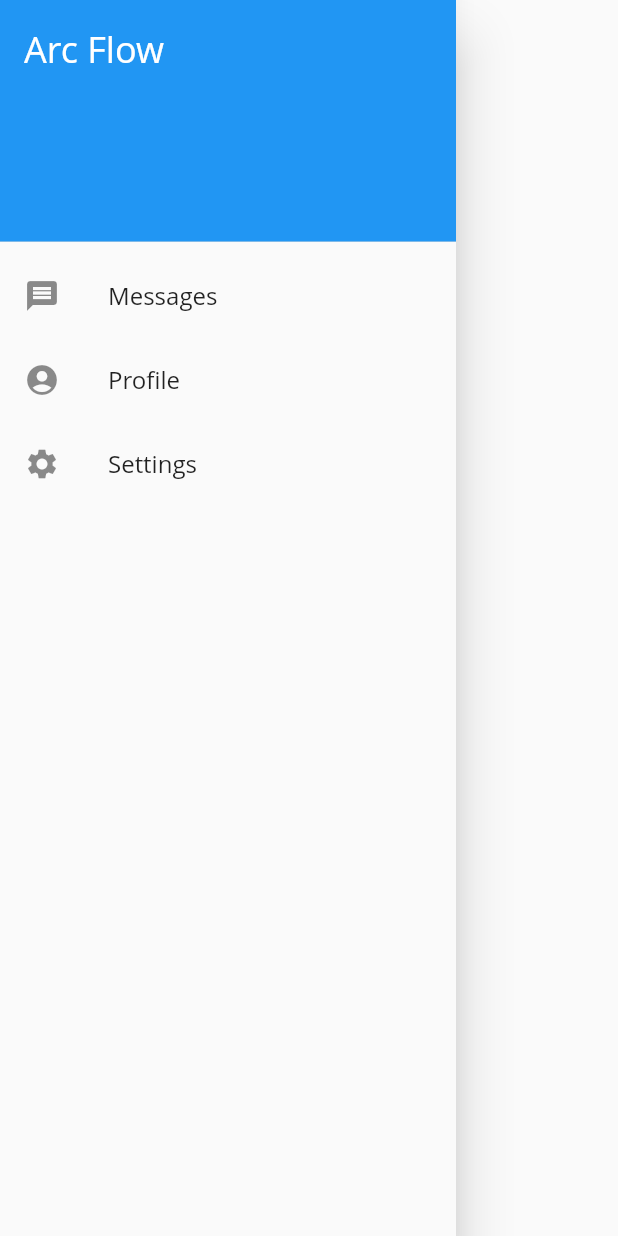
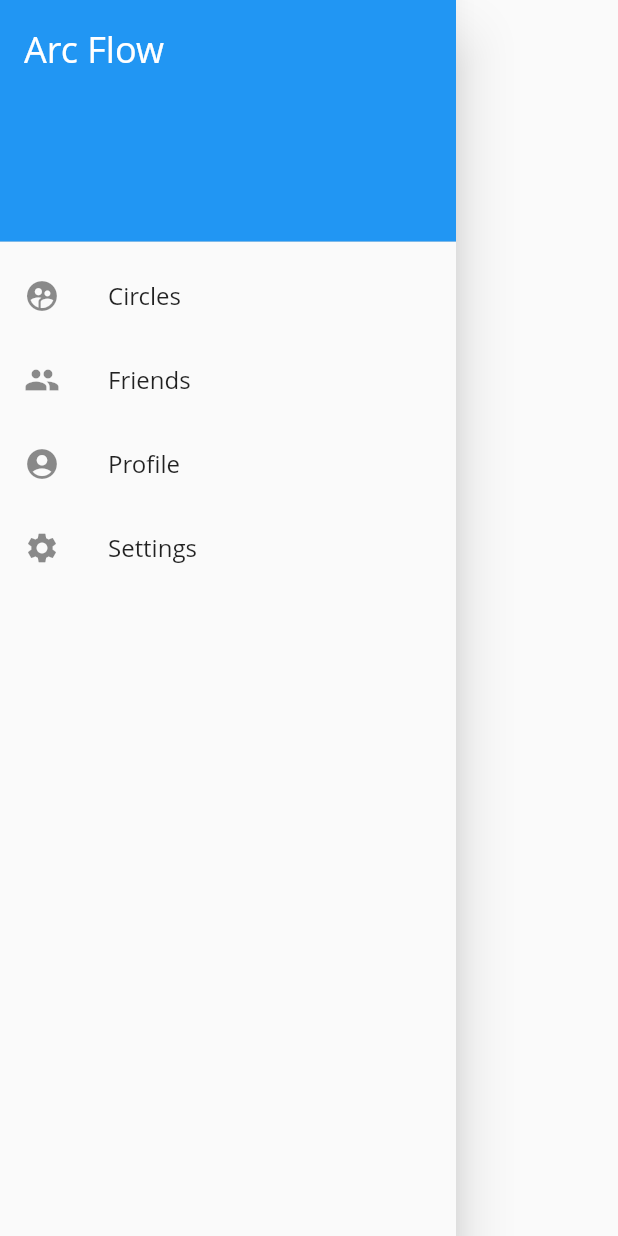
Before and after one commit to mclainv/circle, a Flutter app: the DrawerMenu widget shown alone on an empty page, opened directly, on a phone screen of 412 x 824 dp. Run offline on Flutter 3.47's test engine with Material 2 defaults, Android fonts, the light colour scheme and no system bars; our stand-ins replace cloud_firestore, firebase_auth, firebase_database, get_it, google_sign_in, stacked; accounts and stored records are empty; network calls fail; Roboto replaces fonts that are missing (Open Sans).

Commit message:
added view model routes into base model for each of the new pages
Friends, UserProfile, Profile, Circles, IndividualCircle, Settings

```diff
--- a/lib/UI/Views/home_view.dart
+++ b/lib/UI/Views/home_view.dart
@@ -18,7 +18,7 @@ class HomeView extends StatelessWidget {
           backgroundColor: Theme.of(context).primaryColor,
           child:
           !model.busy ? Icon(Icons.add) : CircularProgressIndicator(),
-          onPressed: model.navigateToCreateView,
+          onPressed: model.navigateToCreateCircleView,
         ),
         drawer: DrawerMenu(),
         appBar: AppBar(
--- a/lib/UI/Widgets/menu.dart
+++ b/lib/UI/Widgets/menu.dart
@@ -2,6 +2,8 @@ import 'package:flutter/material.dart';
 import 'package:circle_app_alpha/Models/user.dart';
 
 class DrawerMenu extends StatefulWidget {
+  DrawerMenu();
+
   @override
   _DrawerMenu createState() => _DrawerMenu();
 }
@@ -27,9 +29,13 @@ class _DrawerMenu extends State<DrawerMenu> {
             ),
           ),
           ListTile(
-            leading: Icon(Icons.message),
-            title: Text('Messages'),
+            leading: Icon(Icons.supervised_user_circle),
+            title: Text('Circles'),
             //onTap: (),
+          ),
+          ListTile(
+            leading: Icon(Icons.people),
+            title: Text('Friends'),
           ),
           ListTile(
             leading: Icon(Icons.account_circle),
```
Also changed, not shown: lib/Friend.dart (deleted, +0 -14 lines), lib/ViewModels/base_model.dart (+19 -1 lines), lib/ViewModels/friends_view_model.dart (added, +19 -0 lines), lib/crud.dart (deleted, +0 -18 lines), lib/friendRequest.dart (deleted, +0 -8 lines), lib/friend_storage.dart (deleted).
